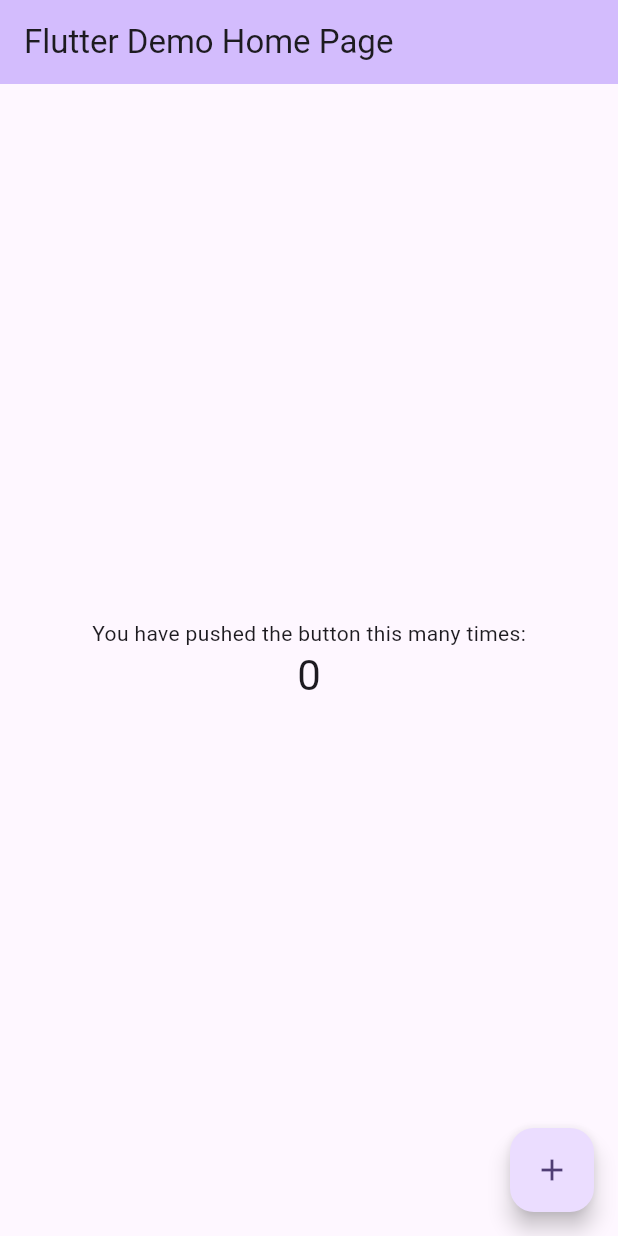
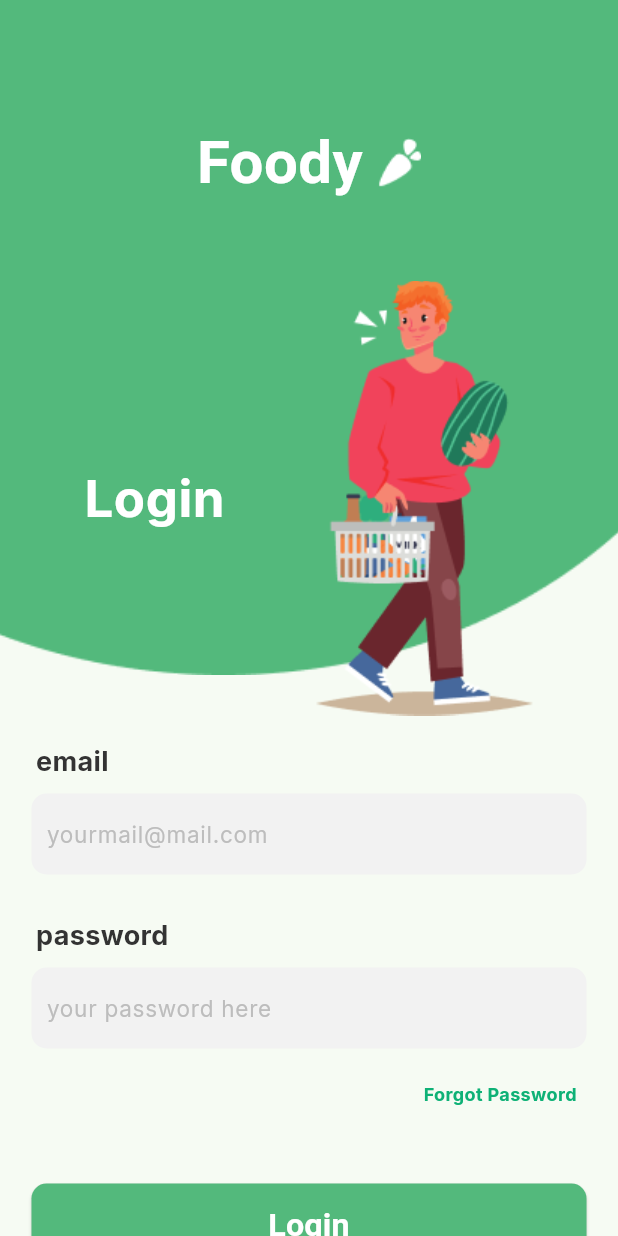
Before and after one commit to Chi-naza/foody, a Flutter app: the screen it shows after launch, on a phone screen of 412 x 824 dp. Run offline on Flutter 3.47's test engine with Material 2 defaults, Android fonts, the light colour scheme and no system bars; our stand-ins replace google_fonts.

Commit message:
Created color and image constant files. Created Auth screens and the onboarding screens

```diff
--- /dev/null
+++ b/lib/constants/foody_colors.dart
@@ -0,0 +1,7 @@
+import 'package:flutter/widgets.dart';
+
+class FoodyColors {
+  static const Color mainColor = Color(0xFF53B97C);
+  static const Color mainColor2 = Color(0xFF4CAD73);
+  static const Color mainColor3 = Color(0xff2e9d5b);
+}
--- /dev/null
+++ b/lib/constants/foody_images.dart
@@ -0,0 +1,8 @@
+class FoodyImages {
+  static const String carrot = "assets/images/carrot.png";
+  static const String ellipseHeader = "assets/images/Ellipse_Header.png";
+  static const String ladyIntro = "assets/images/lady_intro.png";
+  static const String manIntro = "assets/images/man_into.png";
+  static const String personsNshoppingCart = "assets/images/persons_n_shopping_cart.png";
+  static const String google_icon = "assets/images/google_icon.png";
+}
--- a/lib/main.dart
+++ b/lib/main.dart
@@ -1,4 +1,9 @@
 import 'package:flutter/material.dart';
+import 'package:foody/screens/Intro/onboarding_screen.dart';
+import 'package:foody/screens/auth/login_screen.dart';
+import 'package:foody/screens/auth/auth_option_screen.dart';
+import 'package:foody/screens/auth/registration_screen.dart';
+import 'package:google_fonts/google_fonts.dart';
 
 void main() {
   runApp(const MyApp());
@@ -11,115 +16,13 @@ class MyApp extends StatelessWidget {
   @override
   Widget build(BuildContext context) {
     return MaterialApp(
-      title: 'Flutter Demo',
+      title: 'Foody',
       theme: ThemeData(
-        // This is the theme of your application.
-        //
-        // TRY THIS: Try running your application with "flutter run". You'll see
-        // the application has a blue toolbar. Then, without quitting the app,
-        // try changing the seedColor in the colorScheme below to Colors.green
-        // and then invoke "hot reload" (save your changes or press the "hot
-        // reload" button in a Flutter-supported IDE, or press "r" if you used
-        // the command line to start the app).
-        //
-        // Notice that the counter didn't reset back to zero; the application
-        // state is not lost during the reload. To reset the state, use hot
-        // restart instead.
-        //
-        // This works for code too, not just values: Most code changes can be
-        // tested with just a hot reload.
-        colorScheme: ColorScheme.fromSeed(seedColor: Colors.deepPurple),
+        colorScheme: ColorScheme.fromSeed(seedColor: const Color(0xFF53B97C)),
+        fontFamily: GoogleFonts.montserratAlternates().fontFamily,
         useMaterial3: true,
       ),
-      home: const MyHomePage(title: 'Flutter Demo Home Page'),
+      home: const LoginScreen(),
     );
   }
 }
-
-class MyHomePage extends StatefulWidget {
-  const MyHomePage({super.key, required this.title});
-
-  // This widget is the home page of your application. It is stateful, meaning
-  // that it has a State object (defined below) that contains fields that affect
-  // how it looks.
-
-  // This class is the configuration for the state. It holds the values (in this
-  // case the title) provided by the parent (in this case the App widget) and
-  // used by the build method of the State. Fields in a Widget subclass are
-  // always marked "final".
-
-  final String title;
-
-  @override
-  State<MyHomePage> createState() => _MyHomePageState();
-}
-
-class _MyHomePageState extends State<MyHomePage> {
-  int _counter = 0;
-
-  void _incrementCounter() {
-    setState(() {
-      // This call to setState tells the Flutter framework that something has
-      // changed in this State, which causes it to rerun the build method below
-      // so that the display can reflect the updated values. If we changed
-      // _counter without calling setState(), then the build method would not be
-      // called again, and so nothing would appear to happen.
-      _counter++;
-    });
-  }
-
-  @override
-  Widget build(BuildContext context) {
-    // This method is rerun every time setState is called, for instance as done
-    // by the _incrementCounter method above.
-    //
-    // The Flutter framework has been optimized to make rerunning build methods
-    // fast, so that you can just rebuild anything that needs updating rather
-    // than having to individually change instances of widgets.
-    return Scaffold(
-      appBar: AppBar(
-        // TRY THIS: Try changing the color here to a specific color (to
-        // Colors.amber, perhaps?) and trigger a hot reload to see the AppBar
-        // change color while the other colors stay the same.
-        backgroundColor: Theme.of(context).colorScheme.inversePrimary,
-        // Here we take the value from the MyHomePage object that was created by
-        // the App.build method, and use it to set our appbar title.
-        title: Text(widget.title),
-      ),
-      body: Center(
-        // Center is a layout widget. It takes a single child and positions it
-        // in the middle of the parent.
-        child: Column(
-          // Column is also a layout widget. It takes a list of children and
-          // arranges them vertically. By default, it sizes itself to fit its
-          // children horizontally, and tries to be as tall as its parent.
-          //
-          // Column has various properties to control how it sizes itself and
-          // how it positions its children. Here we use mainAxisAlignment to
-          // center the children vertically; the main axis here is the vertical
-          // axis because Columns are vertical (the cross axis would be
-          // horizontal).
-          //
-          // TRY THIS: Invoke "debug painting" (choose the "Toggle Debug Paint"
-          // action in the IDE, or press "p" in the console), to see the
-          // wireframe for each widget.
-          mainAxisAlignment: MainAxisAlignment.center,
-          children: <Widget>[
-            const Text(
-              'You have pushed the button this many times:',
-            ),
-            Text(
-              '$_counter',
-              style: Theme.of(context).textTheme.headlineMedium,
-            ),
-          ],
-        ),
-      ),
-      floatingActionButton: FloatingActionButton(
-        onPressed: _incrementCounter,
-        tooltip: 'Increment',
-        child: const Icon(Icons.add),
-      ), // This trailing comma makes auto-formatting nicer for build methods.
-    );
-  }
-}
--- /dev/null
+++ b/lib/screens/auth/login_screen.dart
@@ -0,0 +1,107 @@
+import 'package:flutter/material.dart';
+import 'package:foody/constants/foody_colors.dart';
+import 'package:foody/constants/foody_images.dart';
+import 'package:foody/widgets/foody_main_button.dart';
+import 'package:foody/widgets/header_background.dart';
+import 'package:foody/widgets/textfield_widget.dart';
+import 'package:google_fonts/google_fonts.dart';
+
+class LoginScreen extends StatefulWidget {
+  const LoginScreen({super.key});
+
+  @override
+  State<LoginScreen> createState() => _LoginScreenState();
+}
+
+class _LoginScreenState extends State<LoginScreen> {
+  @override
+  Widget build(BuildContext context) {
+    return Scaffold(
+      body: SingleChildScrollView(
+        child: HeaderBackgroundWidget(
+          children: Column(
+            children: [
+              Row(
+                mainAxisAlignment: MainAxisAlignment.center,
+                children: [
+                  Text(
+                    'Login',
+                    style:  GoogleFonts.inter(
+                      fontSize:  34,
+                      fontWeight:  FontWeight.w700,
+                      height:  1.2058823529,
+                      letterSpacing:  0.3740000129,
+                      color:  Color(0xffffffff),
+                    ),
+                  ),
+                  SizedBox(width: 60),
+                  // Image at Login
+                  Image.asset(FoodyImages.manIntro),
+                ],
+              ),
+              SizedBox(height: 20),
+              // Email Section
+              const TextFieldWidget(
+                text: 'email',
+                hintText: 'yourmail@mail.com',
+                keyboardType: TextInputType.emailAddress,
+              ),
+              SizedBox(height: 30),
+              // Email Section
+              const TextFieldWidget(
+                text: 'password',
+                hintText: 'your password here',
+                keyboardType: TextInputType.visiblePassword,
+                isPassword: true,
+              ),
+              SizedBox(height: 20),
+              Center(
+                child: Container(
+                  margin:  EdgeInsets.fromLTRB(255, 0, 0, 18),
+                  child: InkWell(
+                    onTap: (){
+                      print('You forgot your password');
+                    },
+                    child: Text(
+                      'Forgot Password',
+                      textAlign:  TextAlign.center,
+                      style:  GoogleFonts.inter (
+                        fontSize:  12,
+                        fontWeight:  FontWeight.w700,
+                        height:  1.8,
+                        color:  Color(0xff0eb176),
+                      ),
+                    ),
+                  ),
+                ),
+              ),
+              SizedBox(height: 30),
+              // Login Button
+              FoodyMainButton(
+                text: 'Login',
+                width: 370,
+                textColor: Colors.white,
+                backgroundColor: FoodyColors.mainColor,
+                onTapped: (){}
+              ),
+            ],
+          ),
+        ),
+      ),
+    );
+  }
+}
+
+
+// Center(
+//   child: Text(
+//     'yourmail@mail.com',
+//     textAlign:  TextAlign.center,
+//     style:  GoogleFonts.inter(
+//       fontSize:  12,
+//       fontWeight:  FontWeight.w400,
+//       height:  1.2125,
+//       color:  Color(0xffbdbdbd),
+//     ),
+//   ),
+// ),
--- /dev/null
+++ b/lib/widgets/foody_main_button.dart
@@ -0,0 +1,36 @@
+import 'package:flutter/material.dart';
+
+class FoodyMainButton extends StatelessWidget {
+  final String text;
+  final double width;
+  final double height;
+  final VoidCallback onTapped;
+  final double fontSize;
+  final Color? backgroundColor;
+  final Color? textColor;
+
+  const FoodyMainButton({super.key, required this.text, this.width=300.0, this.height=55, required this.onTapped, this.fontSize=21.5, this.backgroundColor, this.textColor});
+
+  @override
+  Widget build(BuildContext context) {
+    return ElevatedButton(
+      onPressed: onTapped,
+      child: Text(
+        text, // text
+        textAlign: TextAlign.center,
+        style: TextStyle(
+          color: textColor??Color(0xFF4CAD73),
+          fontSize: fontSize, // font size
+          fontWeight: FontWeight.bold,
+        ),
+      ),
+      style: ElevatedButton.styleFrom(
+        backgroundColor: backgroundColor?? Colors.white,
+        shape: RoundedRectangleBorder(
+          borderRadius: BorderRadius.circular(10),
+        ),
+        fixedSize: Size(width, height) // height & width
+      ),
+    );
+  }
+}
--- /dev/null
+++ b/lib/widgets/header_background.dart
@@ -0,0 +1,55 @@
+import 'package:flutter/material.dart';
+import 'package:foody/constants/foody_images.dart';
+
+class HeaderBackgroundWidget extends StatelessWidget {
+  final Widget children;
+
+  const HeaderBackgroundWidget({super.key, required this.children});
+
+  @override
+  Widget build(BuildContext context) {
+    return Stack(
+      children: [
+        // Curved Header
+        Container(
+          height: 450,
+          decoration: BoxDecoration(
+            image: DecorationImage(
+              image: AssetImage(FoodyImages.ellipseHeader),
+              fit: BoxFit.cover,
+            ),
+          ),
+        ),
+        Positioned(
+          child: Column(
+            children: [
+              SizedBox(height: 80),
+              Row(
+                mainAxisAlignment: MainAxisAlignment.center,
+                children: [
+                  // text
+                  Text(
+                    "Foody",
+                    style: TextStyle(
+                      fontWeight: FontWeight.bold,
+                      fontSize: 40,
+                      color: Colors.white
+                    ),
+                  ),
+                  SizedBox(width: 10),
+                  // carrot image
+                  Image.asset(FoodyImages.carrot),
+                ],
+              ),
+              SizedBox(height: 50),
+              // Children widget here
+              children,
+              // Extra space at screen end
+              SizedBox(height: 70),
+            ],
+          ),
+        ),
+      ],
+    );
+  }
+}
--- /dev/null
+++ b/lib/widgets/textfield_widget.dart
@@ -0,0 +1,69 @@
+import 'package:flutter/material.dart';
+import 'package:foody/constants/foody_colors.dart';
+import 'package:google_fonts/google_fonts.dart';
+
+class TextFieldWidget extends StatelessWidget {
+  final String text;
+  final String hintText;
+  final double? boxWidth;
+  final TextInputType? keyboardType;
+  final TextEditingController? inputController;
+  final bool isPassword;
+
+  const TextFieldWidget({super.key, required this.text, required this.hintText, this.boxWidth, this.keyboardType, this.inputController, this.isPassword=false});
+
+  @override
+  Widget build(BuildContext context) {
+    return Column(
+      crossAxisAlignment: CrossAxisAlignment.start,
+      children: [
+        // text
+        Container(
+          margin: EdgeInsets.only(left: 3),
+          child: Text(
+            text,  // 'email'
+            textAlign:  TextAlign.center,
+            style:  GoogleFonts.inter(
+              fontSize:  18,
+              fontWeight:  FontWeight.w700,
+              height:  1.2125,
+              color:  const Color(0xff333333),
+            ),
+          ),
+        ),
+        SizedBox(height: 10),
+        // Text field
+        Container(
+          padding:  EdgeInsets.symmetric(horizontal: 10, vertical: 3),
+          width:  boxWidth??370,
+          decoration:  BoxDecoration (
+            color:  Color(0xfff2f2f2),
+            borderRadius:  BorderRadius.circular(10),
+          ),
+          child: TextFormField(
+            controller: inputController,
+            cursorColor: FoodyColors.mainColor,
+            keyboardType: keyboardType?? TextInputType.text,
+            obscureText: isPassword,
+            style: GoogleFonts.inter(
+              fontSize:  14,
+              fontWeight:  FontWeight.w400,
+              height:  1.2125,
+              color:  Colors.black87,
+            ),
+            decoration: InputDecoration(
+              hintText: hintText, // 'yourmail@mail.com',
+              hintStyle: GoogleFonts.inter(
+                fontSize:  15,
+                fontWeight:  FontWeight.w400,
+                height:  1.2125,
+                color:  const Color(0xffbdbdbd),
+              ),
+              border: InputBorder.none,
+            ),
+          ),
+        ),
+      ],
+    );
+  }
+}
```
Also changed, not shown: lib/screens/Intro/onboarding_screen.dart (added, +55 -0 lines), lib/screens/auth/auth_option_screen.dart (added, +205 -0 lines), lib/screens/auth/registration_screen.dart (added, +26 -0 lines), lib/screens/main_pages/category_detail_screen.dart (added, +10 -0 lines), lib/screens/main_pages/category_list_screen.dart (added, +10 -0 lines), lib/screens/main_pages/home_screen.dart (added, +10 -0 lines), pubspec.yaml (+5 -13 lines), assets/images/Ellipse_Header.png (added), assets/images/carrot.png (added), assets/images/google_icon.png (added), assets/images/lady_intro.png (added), assets/images/man_into.png (added), assets/images/persons_n_shopping_cart.png (added), pubspec.lock, 1 other file.
